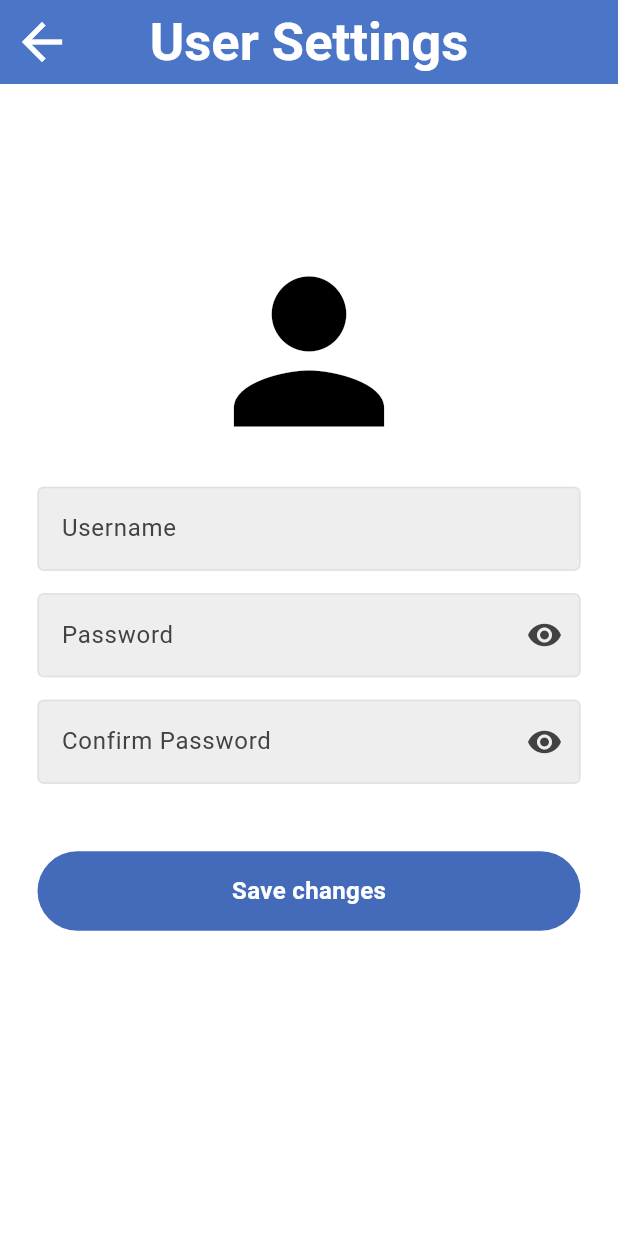
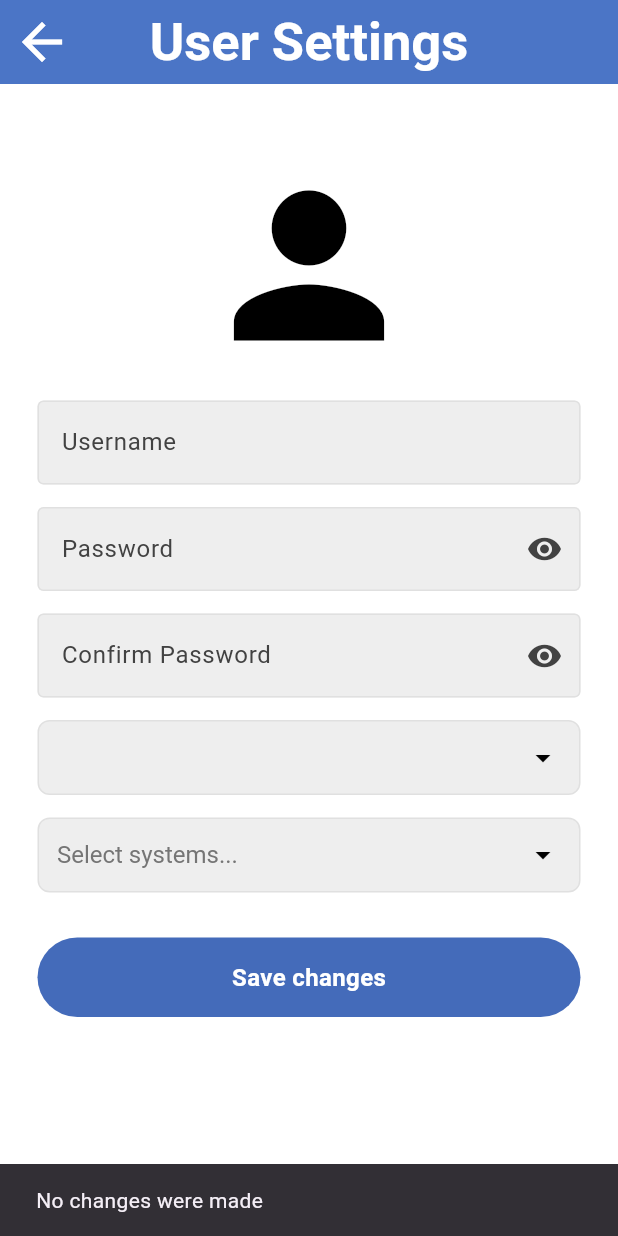
Before and after one commit to itsnhatquan/bestlab, a Flutter app: the UserSetting screen opened directly with empty values, after a tap on "Save changes", on a phone screen of 412 x 824 dp. Run offline on Flutter 3.47's test engine with Material 3 defaults, Android fonts, the light colour scheme and no system bars; our stand-ins replace shared_preferences; missing offline and left inert: mongo_dart; accounts and stored records are empty.

Commit message:
implementing the update user function

```diff
--- a/bestlab/lib/components/my_dropdown.dart
+++ b/bestlab/lib/components/my_dropdown.dart
@@ -8,6 +8,7 @@ class MyDropdown extends StatefulWidget {
   final List<dynamic> selectedItems;
   final List<String> items;
   final Function(List<String>) onChanged;
+  final bool isSingleSelection;
 
   const MyDropdown({
     super.key,
@@ -16,6 +17,7 @@ class MyDropdown extends StatefulWidget {
     required this.selectedItems,
     required this.items,
     required this.onChanged,
+    this.isSingleSelection = false, // Control single/multiple selection behavior
   });
 
   @override
@@ -74,16 +76,25 @@ class _MyDropdownState extends State<MyDropdown> {
                     return InkWell(
                       onTap: () {
                         setState(() {
+                          if (widget.isSingleSelection) {
+                            // Single selection: Clear previous selections and select the new one
+                            selectedItems = [value];
+                            widget.onChanged(selectedItems);
+                            Navigator.pop(context); // Close the dropdown after selection
+                          } else {
+                            // Multiple selection behavior
                             if (isSelected) {
                               selectedItems.remove(value);
                             } else {
                               selectedItems.add(value);
                             }
                             widget.onChanged(selectedItems);
+                          }
                         });
                       },
                       child: Row(
                         children: [
+                          if (!widget.isSingleSelection) // Show checkbox only for multiple selection
                             Checkbox(
                               value: isSelected,
                               onChanged: (bool? checked) {
--- a/bestlab/lib/pages/system_list_page.dart
+++ b/bestlab/lib/pages/system_list_page.dart
@@ -33,7 +33,7 @@ class _SystemListState extends State<SystemList> {
     authService = AuthService(); // Initialize AuthService
 
     // Initialize the MongoDB connection
-    db = mongo.Db('mongodb://your_connection_string_here');
+    db = mongo.Db('mongodb://nguyenducdai:0Obkv5QtElG92eNp@ac-vwtniuz-shard-00-00.foxbvln.mongodb.net:27017,ac-vwtniuz-shard-00-01.foxbvln.mongodb.net:27017,ac-vwtniuz-shard-00-02.foxbvln.mongodb.net:27017/Authentication?replicaSet=atlas-4210ho-shard-0&ssl=true&authSource=admin');
     db.open().then((_) {
       print('Connected to MongoDB');
     }).catchError((e) {
--- a/bestlab/lib/pages/user_create_page.dart
+++ b/bestlab/lib/pages/user_create_page.dart
@@ -160,24 +160,30 @@ class _UserCreateState extends State<UserCreate> {
                   labelText: 'Role',
                   selectedItems: selectedRole != null ? [selectedRole!] : [],
                   items: ['Admin', 'User'],
+                  isSingleSelection: true, // Enforce single selection for role
                   onChanged: (List<String> newValue) {
                     setState(() {
-                      selectedRole = newValue.isNotEmpty ? newValue.first : null;
+                      if (newValue.isNotEmpty) {
+                        selectedRole = newValue.first; // Only allow one role to be selected
+                      }
                     });
                   },
                 ),
                 const SizedBox(height: 15),
+                if (selectedRole?.toLowerCase() != 'admin') ...[
                   MyDropdown(
                     hintText: 'Select systems...',
                     labelText: 'Systems',
                     selectedItems: selectedSystems,
-                  items: systems, // Populate dropdown with systems fetched from MongoDB
+                    items: systems,
+                    isSingleSelection: false, // Allow multiple selections for systems
                     onChanged: (List<String> newValue) {
                       setState(() {
                         selectedSystems = newValue;
                       });
                     },
                   ),
+                ],
                 const SizedBox(height: 30),
                 MyButton(
                   text: 'Create new user',
--- a/bestlab/lib/pages/user_setting.dart
+++ b/bestlab/lib/pages/user_setting.dart
@@ -42,8 +42,8 @@ class _UserSettingState extends State<UserSetting> {
     usernameController = TextEditingController(text: widget.username);
     passwordController = TextEditingController();
     confirmPasswordController = TextEditingController();
-    selectedRole = widget.role;
-    selectedSystems = widget.systems;
+    selectedRole = widget.role; // Initialize selectedRole with passed role
+    selectedSystems = widget.systems; // Initialize selectedSystems with passed systems
 
     fetchSystems();
     fetchLoggedInUserRole(); // Fetch the role of the logged-in user
@@ -65,6 +65,69 @@ class _UserSettingState extends State<UserSetting> {
       setState(() {});
     }
   }
+
+  Future<void> saveChanges() async {
+    String newUsername = usernameController.text.trim();
+    String newPassword = passwordController.text.trim();
+    String confirmNewPassword = confirmPasswordController.text.trim();
+
+    // Check if password confirmation matches
+    if (newPassword.isNotEmpty && newPassword != confirmNewPassword) {
+      ScaffoldMessenger.of(context).showSnackBar(
+        SnackBar(content: Text("Passwords do not match")),
+      );
+      return;
+    }
+
+    // Prepare the data to be updated
+    Map<String, dynamic> updatedData = {};
+
+    if (newUsername.isNotEmpty && newUsername != widget.username) {
+      updatedData['username'] = newUsername;
+    }
+
+    if (newPassword.isNotEmpty) {
+      updatedData['password'] = newPassword;
+    }
+
+    if (selectedRole != null && selectedRole != widget.role) {
+      updatedData['systemRole'] = selectedRole;
+    }
+
+    if (selectedSystems.isNotEmpty && selectedSystems != widget.systems) {
+      updatedData['systemAccess'] = selectedSystems;
+    }
+
+    // Update the user data if there are changes
+    if (updatedData.isNotEmpty) {
+      bool success = await authService.updateUser(widget.userId, updatedData);
+
+      if (success) {
+        // Update the local data to reflect the changes
+        Map<String, dynamic> updatedUser = {
+          'userID': widget.userId,
+          'username': newUsername.isNotEmpty ? newUsername : widget.username,
+          'systemRole': selectedRole ?? widget.role,
+          'systemAccess': selectedSystems.isNotEmpty ? selectedSystems : widget.systems,
+        };
+
+        ScaffoldMessenger.of(context).showSnackBar(
+          SnackBar(content: Text("User settings updated successfully")),
+        );
+
+        Navigator.of(context).pop(updatedUser); // Pass the updated data back
+      } else {
+        ScaffoldMessenger.of(context).showSnackBar(
+          SnackBar(content: Text("Failed to update user settings")),
+        );
+      }
+    } else {
+      ScaffoldMessenger.of(context).showSnackBar(
+        SnackBar(content: Text("No changes were made")),
+      );
+    }
+  }
+
 
   @override
   Widget build(BuildContext context) {
@@ -129,25 +192,29 @@ class _UserSettingState extends State<UserSetting> {
                   showEyeIcon: true,
                 ),
                 const SizedBox(height: 15),
-                // Display dropdowns only if the logged-in user is an admin
-                if (loggedInUserRole?.toLowerCase() == 'admin') ...[
+                // Role selection using the custom MyDropdown component with single selection behavior
                 MyDropdown(
                   hintText: 'Select a role...',
                   labelText: 'Role',
                   selectedItems: selectedRole != null ? [selectedRole!] : [],
                   items: ['Admin', 'User'],
+                  isSingleSelection: true, // Enforce single selection for role
                   onChanged: (List<String> newValue) {
                     setState(() {
-                        selectedRole = newValue.isNotEmpty ? newValue.first : null;
+                      if (newValue.isNotEmpty) {
+                        selectedRole = newValue.first; // Only allow one role to be selected
+                      }
                     });
                   },
                 ),
                 const SizedBox(height: 15),
+                if (selectedRole?.toLowerCase() != 'admin') ...[
                   MyDropdown(
                     hintText: 'Select systems...',
                     labelText: 'Systems',
                     selectedItems: selectedSystems,
                     items: systems,
+                    isSingleSelection: false, // Allow multiple selections for systems
                     onChanged: (List<String> newValue) {
                       setState(() {
                         selectedSystems = newValue;
@@ -158,9 +225,7 @@ class _UserSettingState extends State<UserSetting> {
                 const SizedBox(height: 30),
                 MyButton(
                   text: 'Save changes',
-                  onTap: () {
-                    // Save changes logic
-                  },
+                  onTap: saveChanges,
                 ),
                 const SizedBox(height: 100),
               ],
```
Also changed, not shown: bestlab/lib/pages/login_page.dart (+40 -2 lines), bestlab/lib/pages/user_list_page.dart (+27 -24 lines). Lines whose indentation alone changed are shown as unchanged.
